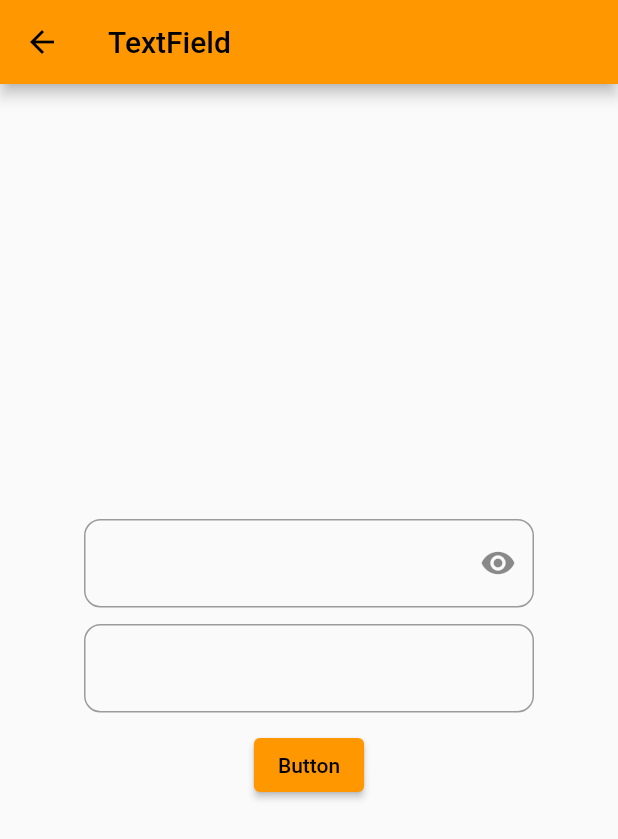
After one commit to rencrypter/flutter, a Flutter app: the EditText screen opened by its route, after a tap on "Button", on a phone screen of 412 x 824 dp. The commit adds this screen. Shown: the top 839 px of the screen. Run offline on Flutter 3.47's test engine with Material 2 defaults, Android fonts, the phone set to English and light mode, and no system bars.

Commit message:
Fonts and TextField

```diff
--- a/lib/main.dart
+++ b/lib/main.dart
@@ -1,7 +1,9 @@
 import 'package:first_app/pages/Button.dart';
 import 'package:first_app/pages/CircleImg.dart';
 import 'package:first_app/pages/Decoration.dart';
+import 'package:first_app/pages/EditText.dart';
 import 'package:first_app/pages/ExpendedWidget.dart';
+import 'package:first_app/pages/FontsExample.dart';
 import 'package:first_app/pages/ListTil.dart';
 import 'package:first_app/pages/Scroll.dart';
 import 'package:first_app/pages/colomn.dart';
@@ -36,6 +38,8 @@ class MyApp extends StatelessWidget {
         "/exp": (context) => ExpendedWidget(),
         "/lis": (context) => ListTil(),
         "/cir": (context) => CircleImg(),
+        "/fon": (context) => FontsExample(),
+        "/txt": (context) => EditText(),
       },
     );
   }
--- /dev/null
+++ b/lib/pages/EditText.dart
@@ -0,0 +1,61 @@
+import 'package:flutter/material.dart';
+
+class EditText extends StatelessWidget {
+  var text1 = TextEditingController();
+  var text2 = TextEditingController();
+
+  @override
+  Widget build(BuildContext context) {
+    return Scaffold(
+      appBar: AppBar(
+        title: Text("TextField"),
+      ),
+      body: Center(
+          child: Column(
+        mainAxisAlignment: MainAxisAlignment.center,
+        children: [
+          Container(
+              width: 300,
+              child: TextField(
+                controller: text1,
+                decoration: InputDecoration(
+                    suffixText: "Already Exist",
+                    suffixIcon: IconButton(
+                      icon: Icon(Icons.remove_red_eye),
+                      onPressed: () {},
+                    ),
+                    border: OutlineInputBorder(
+                      borderRadius: BorderRadius.circular(11),
+                    )),
+              )),
+          Container(
+            height: 11,
+          ),
+          Container(
+              width: 300,
+              child: TextField(
+                //obsecure: true // for password
+                //keyboardType: TextInputType.number, // for numerical keyboard
+                controller: text2,
+                decoration: InputDecoration(
+                    // hintText: "Text",
+                    border: OutlineInputBorder(
+                      borderRadius: BorderRadius.circular(11),
+                    )),
+              )),
+          Container(
+            height: 11,
+          ),
+          ElevatedButton(
+              onPressed: () {
+                String txt1 = text1.text.toString();
+                String txt2 = text2.text.toString();
+
+                print("Text1 $txt1 , Text2 $txt2");
+              },
+              child: Text('Button'))
+        ],
+      )),
+    );
+  }
+}
```
Also changed, not shown: lib/pages/FontsExample.dart (added, +22 -0 lines), pubspec.yaml (+4 -4 lines), assets/fonts/Handwriting.otf (added).
